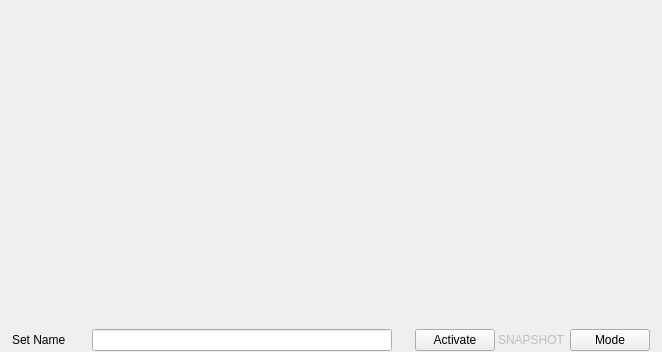
First picture: the form in seq_qt5/forms/qslivegrid.ui, repository ahlstromcj/seq66, before the edit.
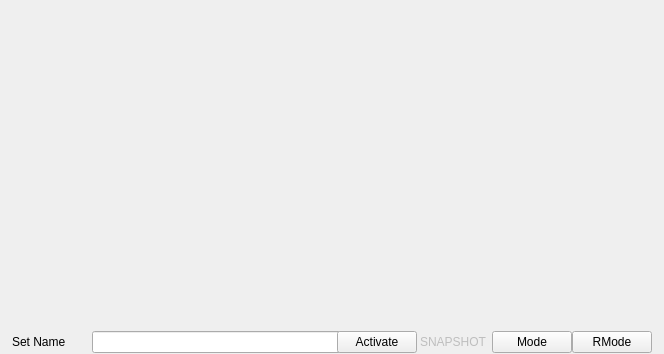
Second picture: the form after the edit.

Commit message: Added record-mode for record-style to select normal, quantize, and tighten functions.

The edit to the form file:
```diff
--- a/seq_qt5/forms/qslivegrid.ui
+++ b/seq_qt5/forms/qslivegrid.ui
@@ -6,8 +6,8 @@
    <rect>
     <x>0</x>
     <y>0</y>
-    <width>662</width>
-    <height>352</height>
+    <width>664</width>
+    <height>354</height>
    </rect>
   </property>
   <property name="sizePolicy">
@@ -218,6 +218,25 @@
        </property>
       </widget>
      </item>
+     <item>
+      <widget class="QPushButton" name="buttonRecordMode">
+       <property name="minimumSize">
+        <size>
+         <width>80</width>
+         <height>0</height>
+        </size>
+       </property>
+       <property name="maximumSize">
+        <size>
+         <width>80</width>
+         <height>16777215</height>
+        </size>
+       </property>
+       <property name="text">
+        <string>RMode</string>
+       </property>
+      </widget>
+     </item>
     </layout>
    </item>
   </layout>
```
The commit also changes 10 other files.
